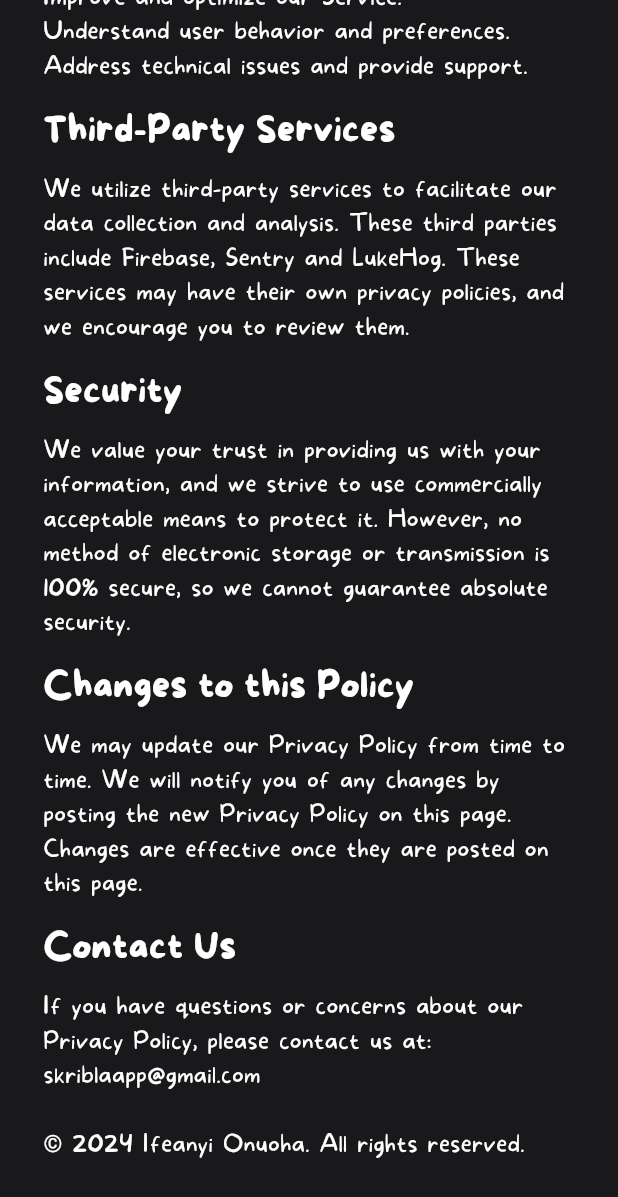
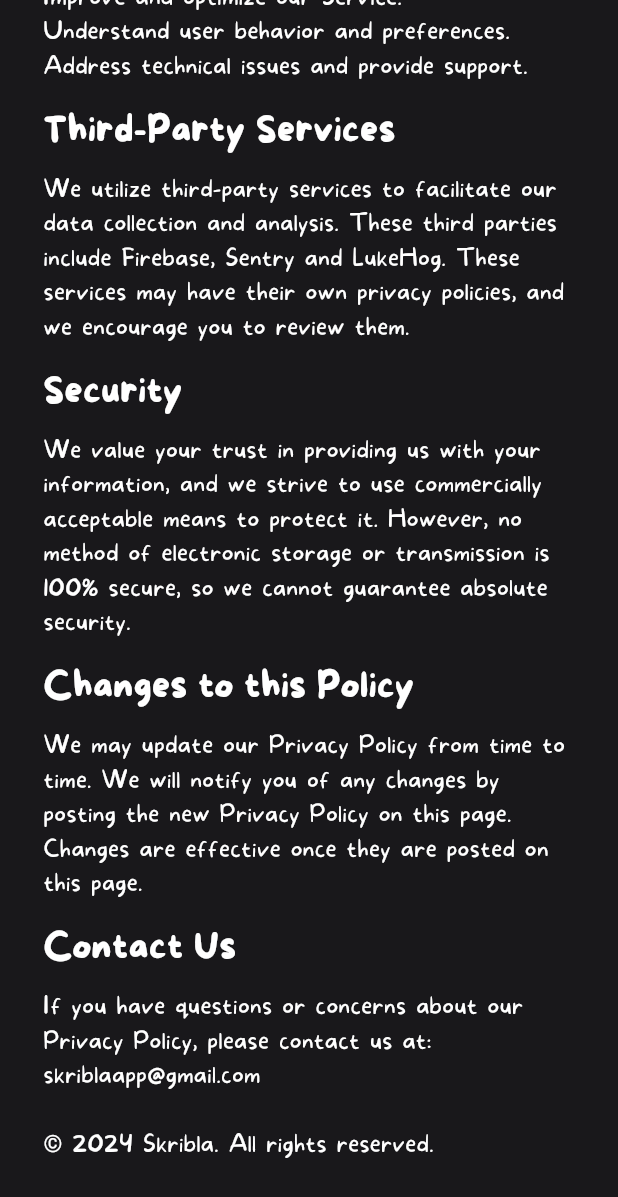
Before and after one commit to o-ifeanyi/skribla_web, a Flutter app: the PrivacyScreen screen opened by its route, scrolled down 571 dp, on a phone screen of 412 x 824 dp. Shown: the top 1197 px of the screen. Run offline on Flutter 3.47's test engine with Material 3 defaults, Android fonts, the light colour scheme and no system bars; our stand-ins replace firebase_core, flex_color_scheme, flutter_native_splash, phosphor_flutter, url_strategy; missing offline and left inert: dart:html; accounts and stored records are empty; generated files the repository leaves out were written again.

Commit message:
update copyright

```diff
--- a/lib/screens/home_screen.dart
+++ b/lib/screens/home_screen.dart
@@ -145,7 +145,7 @@ class _HomeScreenState extends State<HomeScreen> {
             alignment: WrapAlignment.center,
             children: [
               Text(
-                '© Ifeanyi ${DateTime.now().year}',
+                '© Skribla ${DateTime.now().year}',
                 style: context.textTheme.bodySmall,
               ),
               InkWell(
--- a/lib/screens/privacy_screen.dart
+++ b/lib/screens/privacy_screen.dart
@@ -57,7 +57,7 @@ Address technical issues and provide support."""),
           const Text("""
 If you have questions or concerns about our Privacy Policy, please contact us at: ${Constants.email}
 
-© 2024 Ifeanyi Onuoha. All rights reserved.
+© 2024 Skribla. All rights reserved.
 """),
           Config.vGap15,
         ],
--- a/lib/screens/terms_screen.dart
+++ b/lib/screens/terms_screen.dart
@@ -55,7 +55,7 @@ Thank you for choosing Skribla, owned by Ifeanyi Onuoha ("we", "us", "our"). Ple
           const Text("""
 If you have questions or concerns about our Privacy Policy, please contact us at: ${Constants.email}
 
-© 2024 Ifeanyi Onuoha. All rights reserved.
+© 2024 Skribla. All rights reserved.
 """),
           Config.vGap15,
         ],
```
